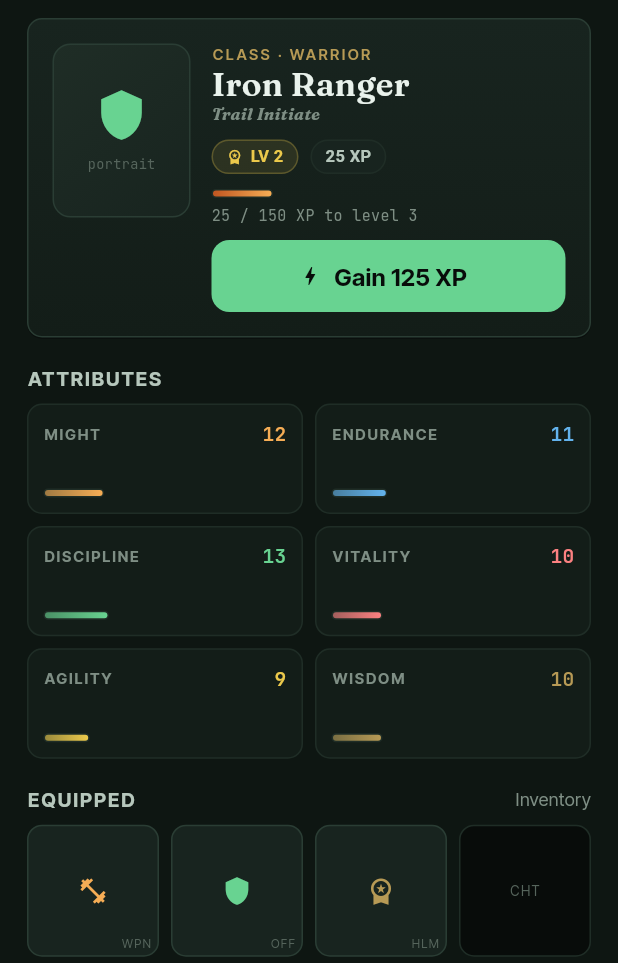
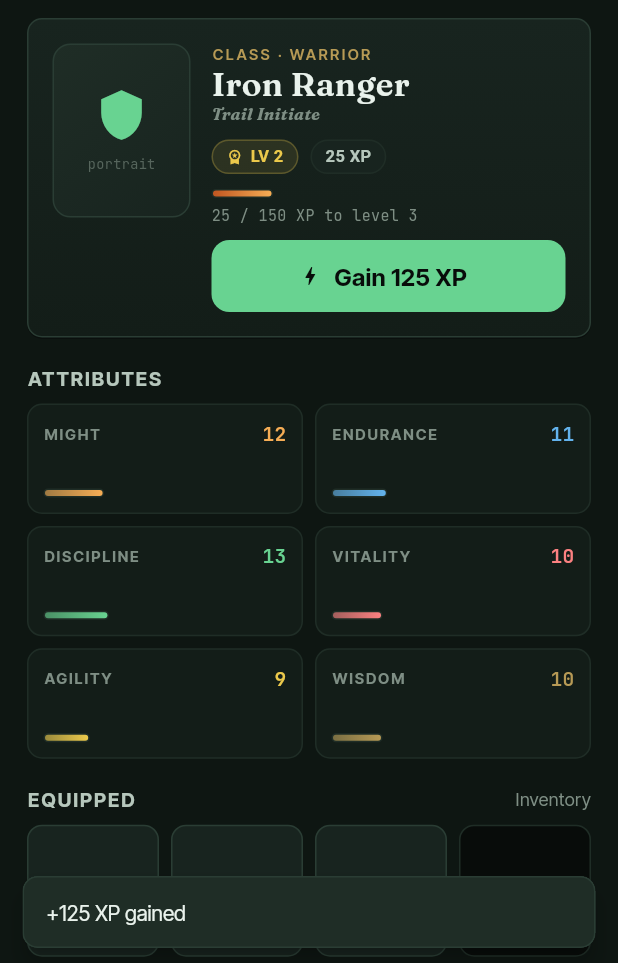
Before and after one commit to schnobben/quest-for-fitness, a Flutter app: the _AdventurerView widget shown alone on an empty page, opened directly with empty values, after a tap on "Gain 125 XP", on a phone screen of 412 x 824 dp, the part 273-1236 px from its top. Run offline on Flutter 3.47's test engine with Material 3 defaults, Android fonts, the phone set to English and light mode, and no system bars; our stand-ins replace drift, fl_chart, flutter_riverpod, go_router, google_fonts; accounts and stored records are empty; generated files the repository leaves out were written again.

Commit message:
feat: Sprint 3.1.5 — XP architecture bridge
- Add XpEventService with named XP constants and methods for each fitness
  action: onWorkoutCompleted, onRunLogged, onBodyweightLogged, onGoalCompleted
- Refactor AppRepositories to use a factory constructor so AdventurerRepository
  is shared with XpEventService (single instance)
- Add AdventurerXpController provider; remove inline AppRepositories
  instantiation from quest_screen.dart
- Add QfNotification to the design system (consistent SnackBar wrapper)
- Add multi-level-up unit test: grantXp(500) from level 1 → level 4, 50 XP

All 26 tests pass, flutter analyze clean.

Co-Authored-By: Claude Sonnet 4.6 <noreply@anthropic.com>

```diff
--- a/lib/data/repositories/repositories.dart
+++ b/lib/data/repositories/repositories.dart
@@ -1,5 +1,6 @@
 export 'src/adventurer_repository.dart';
 export 'src/app_repositories.dart';
+export 'src/xp_event_service.dart';
 export 'src/bodyweight_repository.dart';
 export 'src/campaign_repository.dart';
 export 'src/cardio_repository.dart';
--- a/lib/data/repositories/src/app_repositories.dart
+++ b/lib/data/repositories/src/app_repositories.dart
@@ -7,19 +7,38 @@ import 'exercise_repository.dart';
 import 'goal_repository.dart';
 import 'session_repository.dart';
 import 'workout_repository.dart';
+import 'xp_event_service.dart';
 
 class AppRepositories {
-  AppRepositories(AppDatabase database)
-    : adventurer = AdventurerRepository(database),
-      exercises = ExerciseRepository(database),
-      campaigns = CampaignRepository(database),
-      workouts = WorkoutRepository(database),
-      sessions = SessionRepository(database),
-      cardio = CardioRepository(database),
-      bodyweight = BodyweightRepository(database),
-      goals = GoalRepository(database);
+  AppRepositories._({
+    required this.adventurer,
+    required this.xpEvents,
+    required this.exercises,
+    required this.campaigns,
+    required this.workouts,
+    required this.sessions,
+    required this.cardio,
+    required this.bodyweight,
+    required this.goals,
+  });
+
+  factory AppRepositories(AppDatabase database) {
+    final adventurer = AdventurerRepository(database);
+    return AppRepositories._(
+      adventurer: adventurer,
+      xpEvents: XpEventService(adventurer),
+      exercises: ExerciseRepository(database),
+      campaigns: CampaignRepository(database),
+      workouts: WorkoutRepository(database),
+      sessions: SessionRepository(database),
+      cardio: CardioRepository(database),
+      bodyweight: BodyweightRepository(database),
+      goals: GoalRepository(database),
+    );
+  }
 
   final AdventurerRepository adventurer;
+  final XpEventService xpEvents;
   final ExerciseRepository exercises;
   final CampaignRepository campaigns;
   final WorkoutRepository workouts;
--- a/lib/features/quest/application/adventurer_profile_controller.dart
+++ b/lib/features/quest/application/adventurer_profile_controller.dart
@@ -30,3 +30,22 @@ class AdventurerProfile {
   double get xpProgress =>
       xpToNextLevel <= 0 ? 0 : adventurer.xp / xpToNextLevel;
 }
+
+// ─── XP controller ────────────────────────────────────────────────────────────
+
+final adventurerXpControllerProvider = Provider<AdventurerXpController>(
+  (ref) => AdventurerXpController(ref),
+);
+
+class AdventurerXpController {
+  const AdventurerXpController(this._ref);
+
+  final Ref _ref;
+
+  Future<void> grantTestXp() async {
+    await AppRepositories(
+      _ref.read(appDatabaseProvider),
+    ).adventurer.grantXp(125);
+    _ref.invalidate(adventurerProfileProvider);
+  }
+}
--- a/lib/features/quest/presentation/quest_screen.dart
+++ b/lib/features/quest/presentation/quest_screen.dart
@@ -2,8 +2,6 @@ import 'package:flutter/material.dart';
 import 'package:flutter_riverpod/flutter_riverpod.dart';
 import '../../../app/theme/app_colors.dart';
 import '../../../app/theme/app_theme.dart';
-import '../../../data/data_providers.dart';
-import '../../../data/repositories/repositories.dart';
 import '../application/adventurer_profile_controller.dart';
 import '../../../shared/presentation/design_system/design_system.dart';
 
@@ -158,10 +156,8 @@ class _AdventurerView extends ConsumerWidget {
         profile: profile,
         onTabChanged: onTabChanged,
         onGrantXp: () async {
-          await AppRepositories(
-            ref.read(appDatabaseProvider),
-          ).adventurer.grantXp(125);
-          ref.invalidate(adventurerProfileProvider);
+          await ref.read(adventurerXpControllerProvider).grantTestXp();
+          if (context.mounted) QfNotification.show(context, '+125 XP gained');
         },
       ),
     );
--- /dev/null
+++ b/lib/shared/presentation/design_system/base/qf_notification.dart
@@ -0,0 +1,20 @@
+import 'package:flutter/material.dart';
+
+import '../../../../app/theme/app_colors.dart';
+
+abstract final class QfNotification {
+  static void show(BuildContext context, String message) {
+    ScaffoldMessenger.of(context).showSnackBar(
+      SnackBar(
+        content: Text(message),
+        backgroundColor: AppColors.surface3,
+        behavior: SnackBarBehavior.floating,
+        shape: RoundedRectangleBorder(
+          borderRadius: BorderRadius.circular(10),
+          side: const BorderSide(color: AppColors.outline),
+        ),
+        duration: const Duration(seconds: 2),
+      ),
+    );
+  }
+}
--- a/lib/shared/presentation/design_system/design_system.dart
+++ b/lib/shared/presentation/design_system/design_system.dart
@@ -1,6 +1,7 @@
 // Base
 export 'base/app_card.dart';
 export 'base/qf_card.dart';
+export 'base/qf_notification.dart';
 export 'base/qf_pill.dart';
 export 'base/qf_rune_divider.dart';
 export 'base/qf_screen_header.dart';
```
Also changed, not shown: lib/data/repositories/src/xp_event_service.dart (added, +25 -0 lines), 1 other file.
